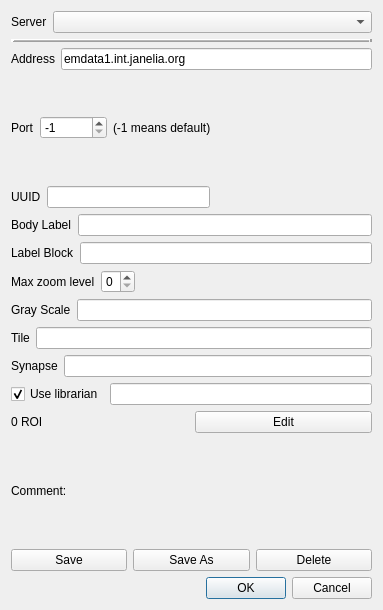
Qt form neurolabi/gui/dialogs/zdviddialog.ui (janelia-flyem/NeuTu) before a commit.
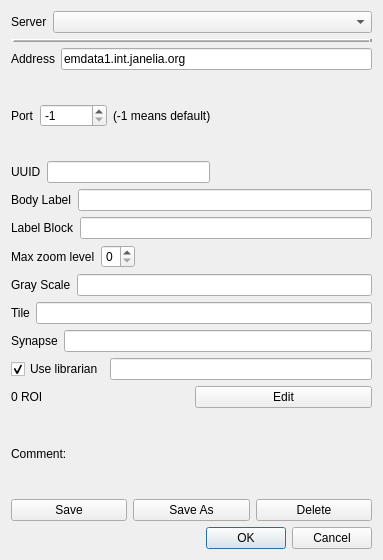
The same form after that commit.

Commit message: minor dialog size fix

```diff
--- a/neurolabi/gui/dialogs/zdviddialog.ui
+++ b/neurolabi/gui/dialogs/zdviddialog.ui
@@ -7,7 +7,7 @@
     <x>0</x>
     <y>0</y>
     <width>383</width>
-    <height>610</height>
+    <height>560</height>
    </rect>
   </property>
   <property name="sizePolicy">
```
The commit also changes 2 other files.
